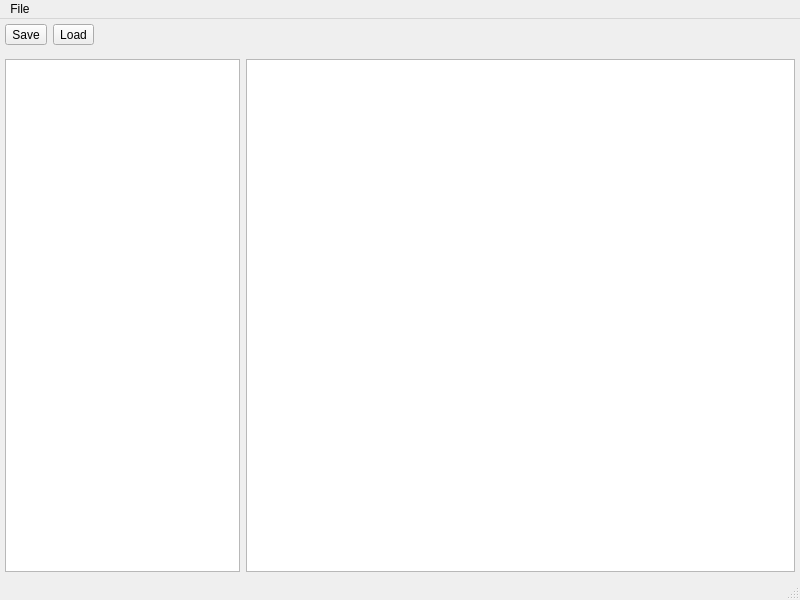
pepijnd/keecrypt, file gui_src/mainwindow.ui: the form before one commit.
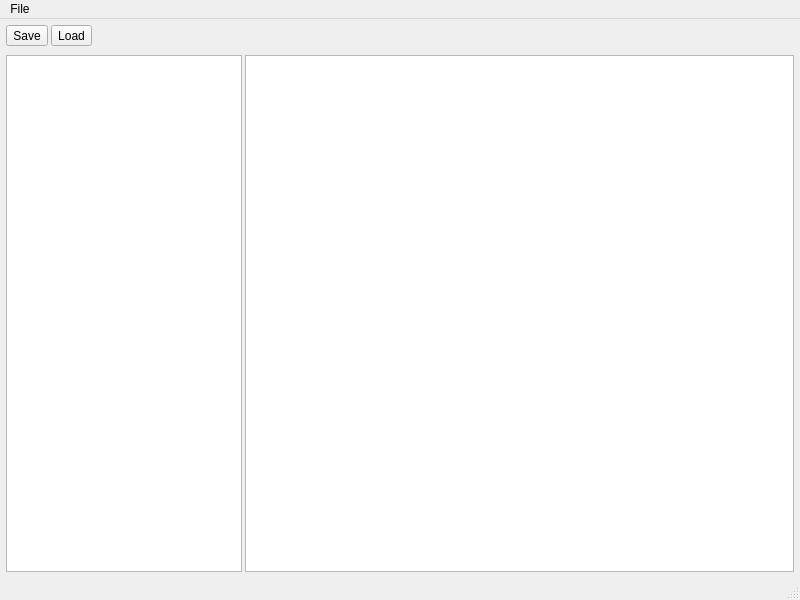
The form after the commit. Icons and pictures are not drawn.

```diff
--- a/gui_src/mainwindow.ui
+++ b/gui_src/mainwindow.ui
@@ -14,130 +14,142 @@
    <string>KeecryptWindow</string>
   </property>
   <widget class="QWidget" name="centralWidget">
+   <property name="sizePolicy">
+    <sizepolicy hsizetype="Expanding" vsizetype="Expanding">
+     <horstretch>0</horstretch>
+     <verstretch>0</verstretch>
+    </sizepolicy>
+   </property>
    <property name="minimumSize">
     <size>
      <width>800</width>
      <height>558</height>
     </size>
    </property>
-   <widget class="QWidget" name="ToolbarWidget" native="true">
-    <property name="geometry">
-     <rect>
-      <x>0</x>
-      <y>0</y>
-      <width>800</width>
-      <height>40</height>
-     </rect>
+   <layout class="QGridLayout" name="gridLayout">
+    <property name="leftMargin">
+     <number>3</number>
     </property>
-    <property name="sizePolicy">
-     <sizepolicy hsizetype="MinimumExpanding" vsizetype="Preferred">
-      <horstretch>0</horstretch>
-      <verstretch>0</verstretch>
-     </sizepolicy>
+    <property name="topMargin">
+     <number>3</number>
     </property>
-    <property name="minimumSize">
-     <size>
-      <width>800</width>
-      <height>40</height>
-     </size>
+    <property name="rightMargin">
+     <number>3</number>
     </property>
-    <layout class="QFormLayout" name="formLayout">
-     <property name="leftMargin">
-      <number>5</number>
-     </property>
-     <property name="topMargin">
-      <number>5</number>
-     </property>
-     <property name="rightMargin">
-      <number>5</number>
-     </property>
-     <property name="bottomMargin">
-      <number>0</number>
-     </property>
-     <item row="0" column="0">
-      <widget class="QToolButton" name="SaveButton">
-       <property name="text">
-        <string>Save</string>
+    <property name="bottomMargin">
+     <number>3</number>
+    </property>
+    <property name="spacing">
+     <number>3</number>
+    </property>
+    <item row="1" column="0">
+     <widget class="QWidget" name="widget_2" native="true">
+      <property name="sizePolicy">
+       <sizepolicy hsizetype="MinimumExpanding" vsizetype="MinimumExpanding">
+        <horstretch>0</horstretch>
+        <verstretch>0</verstretch>
+       </sizepolicy>
+      </property>
+      <layout class="QHBoxLayout" name="horizontalLayout" stretch="30,70">
+       <property name="spacing">
+        <number>3</number>
        </property>
-       <property name="icon">
-        <iconset resource="resources/icons.qrc">
-         <normaloff>:/icons/icons/save.png</normaloff>:/icons/icons/save.png</iconset>
+       <property name="leftMargin">
+        <number>3</number>
        </property>
-       <property name="iconSize">
-        <size>
-         <width>20</width>
-         <height>20</height>
-        </size>
+       <property name="topMargin">
+        <number>3</number>
        </property>
-       <property name="shortcut">
-        <string>Ctrl+S</string>
+       <property name="rightMargin">
+        <number>3</number>
        </property>
-      </widget>
-     </item>
-     <item row="0" column="1">
-      <widget class="QToolButton" name="toolButton">
-       <property name="text">
-        <string>Load</string>
+       <property name="bottomMargin">
+        <number>3</number>
        </property>
-       <property name="icon">
-        <iconset resource="resources/icons.qrc">
-         <normaloff>:/icons/icons/load.png</normaloff>:/icons/icons/load.png</iconset>
+       <item>
+        <widget class="QTreeView" name="treeView"/>
+       </item>
+       <item>
+        <widget class="QListView" name="listView"/>
+       </item>
+      </layout>
+     </widget>
+    </item>
+    <item row="0" column="0">
+     <widget class="QWidget" name="widget" native="true">
+      <property name="sizePolicy">
+       <sizepolicy hsizetype="MinimumExpanding" vsizetype="Minimum">
+        <horstretch>0</horstretch>
+        <verstretch>0</verstretch>
+       </sizepolicy>
+      </property>
+      <layout class="QGridLayout" name="gridLayout_2">
+       <property name="leftMargin">
+        <number>3</number>
        </property>
-       <property name="iconSize">
-        <size>
-         <width>20</width>
-         <height>20</height>
-        </size>
+       <property name="topMargin">
+        <number>3</number>
        </property>
-       <property name="shortcut">
-        <string>Ctrl+O</string>
+       <property name="rightMargin">
+        <number>3</number>
        </property>
-      </widget>
-     </item>
-    </layout>
-   </widget>
-   <widget class="QWidget" name="widget" native="true">
-    <property name="geometry">
-     <rect>
-      <x>0</x>
-      <y>40</y>
-      <width>800</width>
-      <height>518</height>
-     </rect>
-    </property>
-    <property name="sizePolicy">
-     <sizepolicy hsizetype="MinimumExpanding" vsizetype="MinimumExpanding">
-      <horstretch>0</horstretch>
-      <verstretch>0</verstretch>
-     </sizepolicy>
-    </property>
-    <property name="minimumSize">
-     <size>
-      <width>800</width>
-      <height>518</height>
-     </size>
-    </property>
-    <layout class="QHBoxLayout" name="horizontalLayout" stretch="30,70">
-     <property name="leftMargin">
-      <number>5</number>
-     </property>
-     <property name="topMargin">
-      <number>0</number>
-     </property>
-     <property name="rightMargin">
-      <number>5</number>
-     </property>
-     <property name="bottomMargin">
-      <number>5</number>
-     </property>
-     <item>
-      <widget class="QTreeView" name="treeView"/>
-     </item>
-     <item>
-      <widget class="QListView" name="listView"/>
-     </item>
-    </layout>
-   </widget>
+       <property name="bottomMargin">
+        <number>3</number>
+       </property>
+       <property name="spacing">
+        <number>3</number>
+       </property>
+       <item row="0" column="0">
+        <widget class="QToolButton" name="SaveButton">
+         <property name="text">
+          <string>Save</string>
+         </property>
+         <property name="icon">
+          <iconset resource="resources/icons.qrc">
+           <normaloff>:/icons/icons/save.png</normaloff>:/icons/icons/save.png</iconset>
+         </property>
+         <property name="iconSize">
+          <size>
+           <width>20</width>
+           <height>20</height>
+          </size>
+         </property>
+        </widget>
+       </item>
+       <item row="0" column="1">
+        <widget class="QToolButton" name="LoadButton">
+         <property name="text">
+          <string>Load</string>
+         </property>
+         <property name="icon">
+          <iconset resource="resources/icons.qrc">
+           <normaloff>:/icons/icons/load.png</normaloff>:/icons/icons/load.png</iconset>
+         </property>
+         <property name="iconSize">
+          <size>
+           <width>20</width>
+           <height>20</height>
+          </size>
+         </property>
+        </widget>
+       </item>
+       <item row="0" column="2">
+        <spacer name="horizontalSpacer">
+         <property name="orientation">
+          <enum>Qt::Horizontal</enum>
+         </property>
+         <property name="sizeHint" stdset="0">
+          <size>
+           <width>40</width>
+           <height>20</height>
+          </size>
+         </property>
+        </spacer>
+       </item>
+      </layout>
+     </widget>
+    </item>
+   </layout>
   </widget>
   <widget class="QMenuBar" name="menuBar">
    <property name="geometry">
```
Left out of the diff: 27 changed lines with no effect on the pictures.
